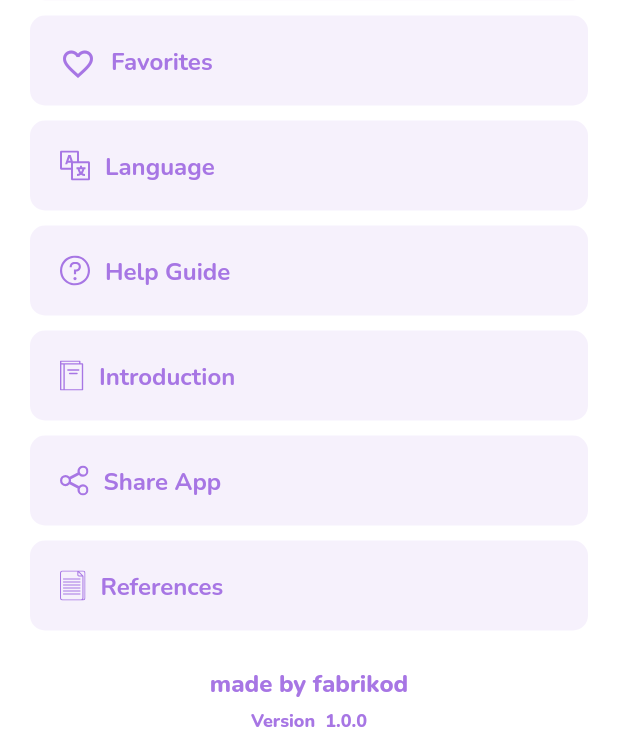
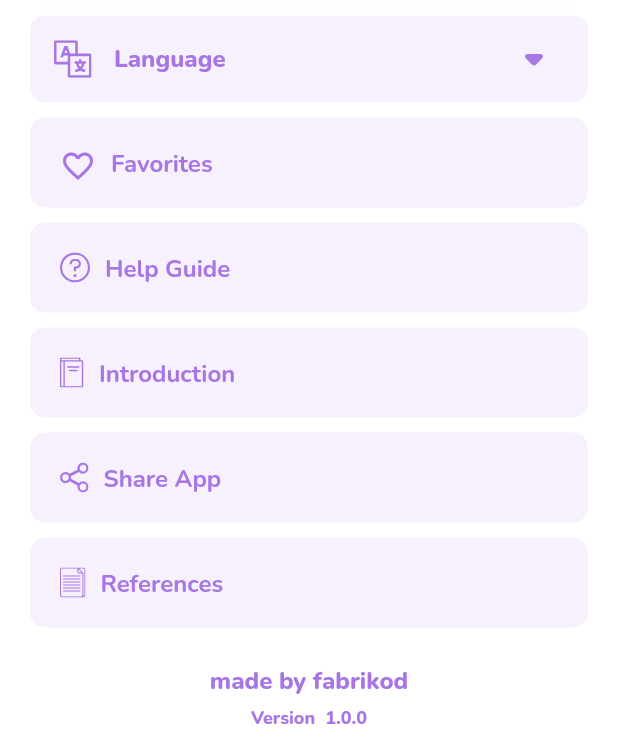
Before and after one commit to Open-Quran/quran, a Flutter app: the MoreScreen screen opened directly, after a tap on "Switch Theme", on a phone screen of 412 x 824 dp, the part 484-1236 px from its top. Run offline on Flutter 3.47's test engine with Material 2 defaults, Android fonts, the phone set to English and light mode, and no system bars; our stand-ins replace auto_size_text, flutter_svg, get_storage, google_fonts, package_info_plus; accounts and stored records are empty; generated files the repository leaves out were written again.

Commit message:
language dropdown menu design and add language settings

```diff
--- a/lib/constants/enums.dart
+++ b/lib/constants/enums.dart
@@ -4,6 +4,9 @@ enum EBottomNavBarItems { home, more }
 /// App Theme Modes
 enum EThemeModes { light, dark, quran, green }
 
+/// Language Modes
+enum ESupportedLanguage { en, tr }
+
 /// Different types of reading
 enum ReadingType { translation, reading }
 
--- a/lib/constants/extensions.dart
+++ b/lib/constants/extensions.dart
@@ -31,6 +31,18 @@ extension EThemeModesExtension on EThemeModes {
   }
 }
 
+extension ESupportedLanguageExtension on ESupportedLanguage {
+  /// Getting [ESupportedLanguage] titles
+  String title(BuildContext context) {
+    switch (this) {
+      case ESupportedLanguage.en:
+        return "English";
+      case ESupportedLanguage.tr:
+        return "Turkish";
+    }
+  }
+}
+
 extension BuildContextExtension on BuildContext {
   /// Helping function to translate the text
   AppLocalizations get translate {
--- a/lib/screens/more_screen.dart
+++ b/lib/screens/more_screen.dart
@@ -3,6 +3,7 @@ import 'package:fabrikod_quran/screens/help_guide_screen.dart';
 import 'package:fabrikod_quran/widgets/app_bars/main_app_bar.dart';
 import 'package:fabrikod_quran/widgets/buttons/secondary_button.dart';
 import 'package:fabrikod_quran/widgets/cards/custom_expanding_theme_card.dart';
+import 'package:fabrikod_quran/widgets/cards/custom_language_card.dart';
 import 'package:fabrikod_quran/widgets/scroll_body.dart';
 import 'package:flutter/material.dart';
 import 'package:flutter_svg/svg.dart';
@@ -37,20 +38,16 @@ class _MoreScreenState extends State<MoreScreen> {
                   .changeAppTheme(newThemeMode),
             ),
             const SizedBox(height: kPaddingDefault),
+             CustomLanguageCard(
+              defaultLocale: context.watch<AppSettingsProvider>().appLocale,
+              changedLocale: context.read<AppSettingsProvider>().changeAppLanguage,
+            ),
+            const SizedBox(height: kPaddingDefault),
             SecondaryButton(
               text: context.translate.favorites,
               onPressed: () {},
               icon: Icon(
                 Icons.favorite_border_outlined,
-                color: context.theme.iconTheme.color,
-              ),
-            ),
-            const SizedBox(height: kPaddingDefault),
-            SecondaryButton(
-              text: context.translate.language,
-              onPressed: () {},
-              icon: SvgPicture.asset(
-                ImageConstants.languageIcon,
                 color: context.theme.iconTheme.color,
               ),
             ),
--- /dev/null
+++ b/lib/widgets/cards/custom_language_card.dart
@@ -0,0 +1,90 @@
+import 'package:fabrikod_quran/constants/constants.dart';
+import 'package:flutter/material.dart';
+import 'package:flutter_svg/flutter_svg.dart';
+
+class CustomLanguageCard extends StatefulWidget {
+  final Locale? defaultLocale;
+  final Function(String newLocale) changedLocale;
+
+  const CustomLanguageCard(
+      {Key? key, required this.defaultLocale, required this.changedLocale})
+      : super(key: key);
+
+  @override
+  State<CustomLanguageCard> createState() => _CustomLanguageCardState();
+}
+
+class _CustomLanguageCardState extends State<CustomLanguageCard> {
+  bool isExpanded = false;
+
+  void changeExpanded(bool value) {
+    setState(() => isExpanded = value);
+  }
+
+  @override
+  Widget build(BuildContext context) {
+    return Theme(
+      data: context.theme.copyWith(dividerColor: Colors.transparent),
+      child: ClipRRect(
+        borderRadius: BorderRadius.circular(kPaddingDefault),
+        child: ExpansionTile(
+          title: Row(
+            children: [
+              SvgPicture.asset(
+                ImageConstants.languageIcon,
+                height: 25,
+                width: 25,
+                color: context.theme.iconTheme.color,
+              ),
+              const SizedBox(width: kPaddingContentSpaceBetween),
+              Text(
+                context.translate.language,
+                style: context.theme.textTheme.headlineSmall,
+              ),
+            ],
+          ),
+          trailing: Icon(
+            isExpanded
+                ? Icons.arrow_drop_up_rounded
+                : Icons.arrow_drop_down_rounded,
+            size: 40,
+            color: context.theme.iconTheme.color,
+          ),
+          onExpansionChanged: changeExpanded,
+          backgroundColor: context.theme.cardTheme.color?.withOpacity(0.1),
+          collapsedBackgroundColor:
+              context.theme.cardTheme.color?.withOpacity(0.1),
+          childrenPadding: const EdgeInsets.only(bottom: kPaddingDefault),
+          children: <Widget>[
+            ...ESupportedLanguage.values.map(
+              (e) => ListTile(
+                onTap: () => widget.changedLocale(e.name.toLowerCase()),
+                visualDensity: const VisualDensity(vertical: -2),
+                contentPadding:
+                    const EdgeInsets.symmetric(horizontal: kPaddingDefault * 3),
+                dense: true,
+                title: Row(
+                  children: [
+                    SvgPicture.asset(
+                      widget.defaultLocale?.languageCode.toLowerCase() == e.name.toLowerCase()
+                          ? ImageConstants.checkboxActiveIcon
+                          : ImageConstants.checkboxInactiveIcon,
+                      height: 25,
+                      width: 25,
+                      color: context.theme.iconTheme.color,
+                    ),
+                    const SizedBox(width: kPaddingContentSpaceBetween),
+                    Text(
+                      e.title(context),
+                      style: context.theme.textTheme.titleMedium,
+                    ),
+                  ],
+                ),
+              ),
+            ),
+          ],
+        ),
+      ),
+    );
+  }
+}
```
